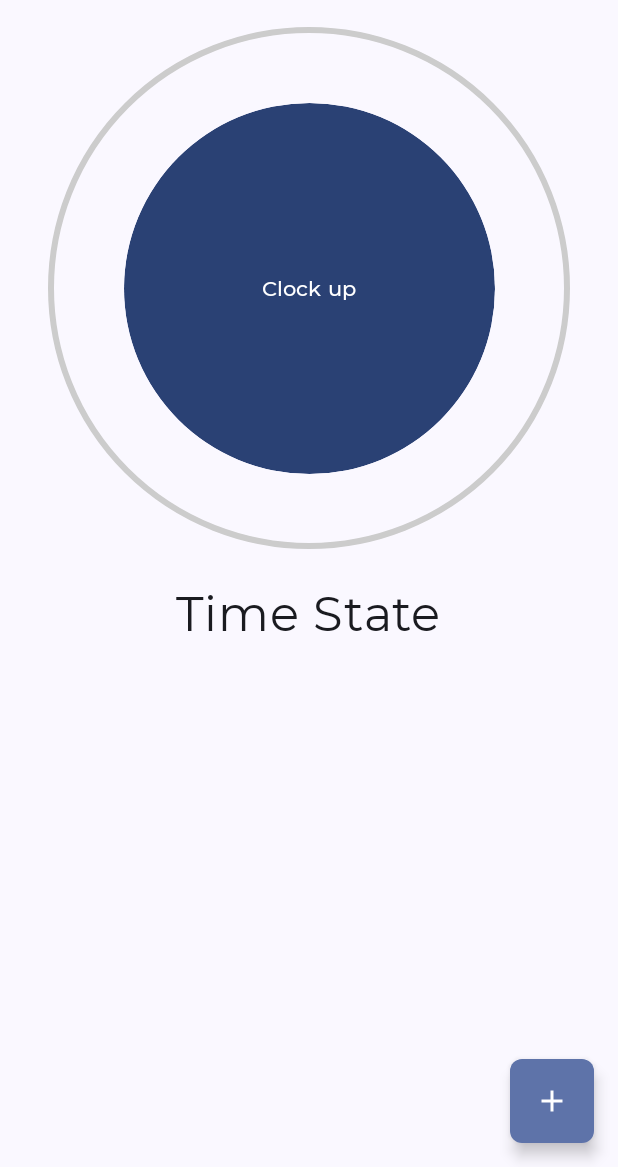
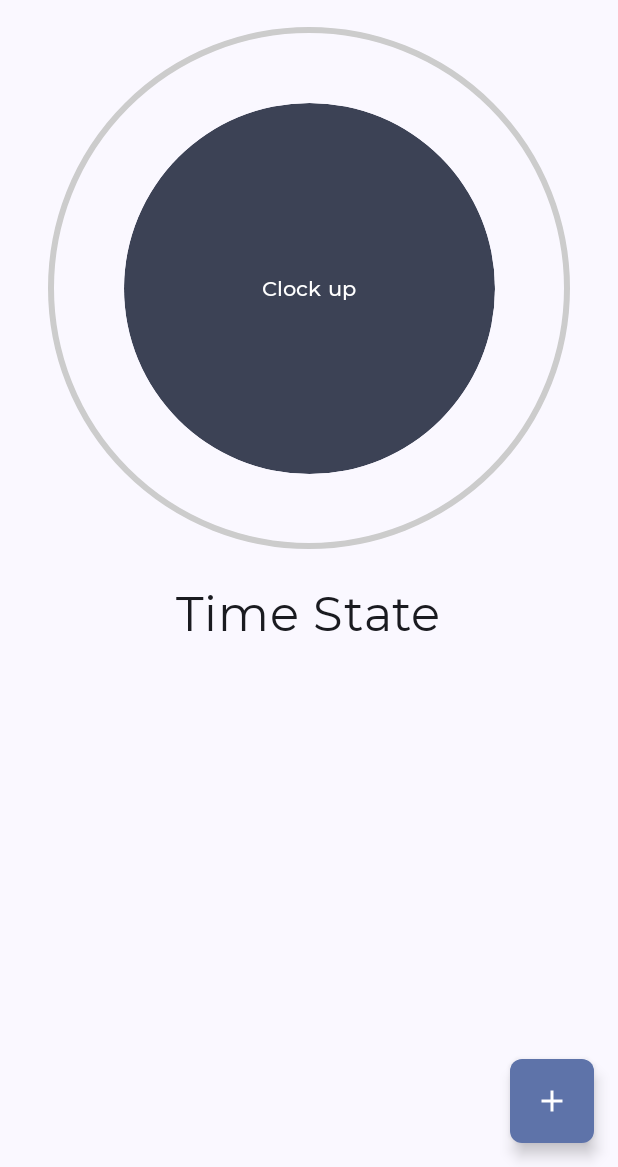
Before and after one commit to Elisszta/android_project, an Android app built with Jetpack Compose: the screen it shows after launch (MainActivity), on a phone screen of 412 x 824 dp, the part 69-1236 px from its top. Run offline under Robolectric (Android 15) with nearby library versions, the phone set to English and light mode, and no system bars; our stand-ins replace livedata-compose, window size class.

Commit message:
Clock Color Change Partly done

```diff
--- a/EveryClocked/app/build.gradle
+++ b/EveryClocked/app/build.gradle
@@ -57,9 +57,11 @@ dependencies {
     implementation 'androidx.compose.ui:ui'
     implementation 'androidx.compose.ui:ui-graphics'
     implementation 'androidx.compose.ui:ui-tooling-preview'
+    implementation 'androidx.compose.ui:ui-focus:1.4.3'
     implementation 'androidx.compose.material3:material3'
     implementation 'androidx.compose.material:material-icons-extended:1.4.3'
     implementation 'androidx.compose.material3:material3-window-size-class:1.1.0'
+    implementation 'androidx.compose.runtime:runtime-livedata:1.4.3'
     implementation 'androidx.constraintlayout:constraintlayout-compose:1.1.0-alpha09'
     implementation 'androidx.constraintlayout:constraintlayout:2.1.4'
     implementation "androidx.navigation:navigation-compose:2.5.3"
--- a/EveryClocked/app/src/main/java/com/everyclocked/home/MainPage.kt
+++ b/EveryClocked/app/src/main/java/com/everyclocked/home/MainPage.kt
@@ -5,6 +5,7 @@ import androidx.compose.animation.core.LinearEasing
 import androidx.compose.animation.core.animateIntAsState
 import androidx.compose.animation.core.tween
 import androidx.compose.foundation.Canvas
+import androidx.compose.foundation.background
 import androidx.compose.foundation.layout.Arrangement
 import androidx.compose.foundation.layout.Box
 import androidx.compose.foundation.layout.BoxWithConstraints
@@ -21,28 +22,35 @@ import androidx.compose.foundation.shape.CircleShape
 import androidx.compose.material.icons.Icons
 import androidx.compose.material.icons.filled.Add
 import androidx.compose.material3.Button
+import androidx.compose.material3.ButtonDefaults
 import androidx.compose.material3.ExperimentalMaterial3Api
 import androidx.compose.material3.FloatingActionButton
 import androidx.compose.material3.Icon
 import androidx.compose.material3.IconButton
+import androidx.compose.material3.MaterialTheme
 import androidx.compose.material3.Scaffold
 import androidx.compose.material3.Text
 import androidx.compose.material3.TopAppBar
 import androidx.compose.runtime.Composable
 import androidx.compose.runtime.DisposableEffect
 import androidx.compose.runtime.LaunchedEffect
+import androidx.compose.runtime.MutableState
+import androidx.compose.runtime.State
 import androidx.compose.runtime.getValue
 import androidx.compose.runtime.mutableStateListOf
 import androidx.compose.runtime.mutableStateOf
 import androidx.compose.runtime.remember
 import androidx.compose.runtime.setValue
+import androidx.compose.runtime.livedata.observeAsState
 import androidx.compose.ui.Alignment
 import androidx.compose.ui.Modifier
 import androidx.compose.ui.draw.clip
+import androidx.compose.ui.focus.FocusRequester
 import androidx.compose.ui.geometry.Offset
 import androidx.compose.ui.geometry.Size
 import androidx.compose.ui.graphics.Color
 import androidx.compose.ui.graphics.drawscope.Stroke
+import androidx.compose.ui.platform.LocalFocusManager
 import androidx.compose.ui.res.painterResource
 import androidx.compose.ui.unit.dp
 import androidx.compose.ui.unit.sp
@@ -58,11 +66,26 @@ import kotlin.properties.Delegates
 fun MainPage(
     clockVM: ClockViewModel,
     openDrawer: () -> Unit = {},
-    ) {
+) {
     BoxWithConstraints {
+
+
         // Adopt as more devices as possible
         val windowWidth = maxWidth
         val buttonSize = windowWidth * 3 / 5
+
+        // Custom color vars
+        val hasCc = clockVM.hasCustomColor.observeAsState()
+        val ccRed = clockVM.clockColorR.observeAsState()
+        val ccBlue = clockVM.clockColorB.observeAsState()
+        val ccGreen = clockVM.clockColorG.observeAsState()
+
+        var clockColor = MaterialTheme.colorScheme.secondary
+
+
+        if (hasCc.value!!) {
+            clockColor = Color(ccRed.value!!, ccGreen.value!!, ccBlue.value!!)
+        }
 
         // Application val
         val missionList = remember {
@@ -121,14 +144,14 @@ fun MainPage(
             clockVM.reWriteList(missionList)
         }
         LaunchedEffect(missionRemoved.value) {
-            missionList.removeIf{ it.isHidden }
+            missionList.removeIf { it.isHidden }
         }
 
         // Timer Function
         var hours by Delegates.notNull<Int>()
         var minutes by Delegates.notNull<Int>()
         var seconds by Delegates.notNull<Int>()
-        if(isTimerStart.value){
+        if (isTimerStart.value) {
             var trigger by remember { mutableStateOf(curMission.value!!.remainingTime) }
             val elapsed by animateIntAsState(
                 targetValue = trigger * 1000,
@@ -199,6 +222,8 @@ fun MainPage(
                         modifier = Modifier
                             .size(buttonSize)
                             .clip(CircleShape),
+                        colors = ButtonDefaults.buttonColors
+                            (containerColor = clockColor)
                     ) {
                         Text(displayMsg.value)
                     }
@@ -212,10 +237,12 @@ fun MainPage(
                         drawArc(
                             color = Color.LightGray,
                             startAngle = -90f,
-                            sweepAngle = if(isTimerStart.value) {
+                            sweepAngle = if (isTimerStart.value) {
                                 curMission.value!!.remainingTime /
                                         curMission.value!!.totalTime.toFloat() * 360f
-                            } else { 360f }, // set progress here
+                            } else {
+                                360f
+                            }, // set progress here
                             useCenter = false,
                             topLeft = Offset(
                                 (size.width - innerRadius * 2) / 2,
@@ -234,7 +261,7 @@ fun MainPage(
                         val formattedSec = String.format("%02d", seconds)
                         if (hours > 0) {
                             "$formattedHrs:$formattedMnt:$formattedSec"
-                        } else if(curMission.value!!.remainingTime > 0) {
+                        } else if (curMission.value!!.remainingTime > 0) {
                             "$formattedMnt:$formattedSec"
                         } else {
                             "Time is up."
--- a/EveryClocked/app/src/main/java/com/everyclocked/home/NewMissionDialog.kt
+++ b/EveryClocked/app/src/main/java/com/everyclocked/home/NewMissionDialog.kt
@@ -3,9 +3,7 @@ package com.everyclocked.home
 
 import androidx.compose.foundation.background
 import androidx.compose.foundation.layout.Box
-
 import android.widget.Toast
-
 import androidx.compose.foundation.layout.Column
 import androidx.compose.foundation.layout.Row
 import androidx.compose.foundation.layout.padding
--- a/EveryClocked/app/src/main/java/com/everyclocked/settings/SettingPage.kt
+++ b/EveryClocked/app/src/main/java/com/everyclocked/settings/SettingPage.kt
@@ -50,7 +50,7 @@ fun SettingPage(
         AboutUs(showDialog = showAbout)
     }
     if (showColor.value) {
-        ColorSelection(showDialog = showColor)
+        ColorSelection(showDialog = showColor, clockVM = clockVM)
     }
     Scaffold(
         topBar = {
--- a/EveryClocked/app/src/main/java/com/everyclocked/utils/ClockViewModel.kt
+++ b/EveryClocked/app/src/main/java/com/everyclocked/utils/ClockViewModel.kt
@@ -15,11 +15,13 @@ class ClockViewModel(application: Application): AndroidViewModel(application) {
         application.getSharedPreferences("EveryClocked", Context.MODE_PRIVATE)
     private val _isFocusMode = MutableLiveData<Boolean>()
     val isFocusMode: LiveData<Boolean> = _isFocusMode
-    private val _clockColorR = MutableLiveData<Float>()
+    private val _hasCustomColor = MutableLiveData<Boolean>()
+    val hasCustomColor: LiveData<Boolean> = _hasCustomColor
+    private val _clockColorR = MutableLiveData<Float>(0f)
     val clockColorR: LiveData<Float> = _clockColorR
-    private val _clockColorG = MutableLiveData<Float>()
+    private val _clockColorG = MutableLiveData<Float>(0f)
     val clockColorG: LiveData<Float> = _clockColorG
-    private val _clockColorB= MutableLiveData<Float>()
+    private val _clockColorB= MutableLiveData<Float>(0f)
     val clockColorB: LiveData<Float> = _clockColorB
 
     init {
@@ -27,11 +29,10 @@ class ClockViewModel(application: Application): AndroidViewModel(application) {
             sharedPreference.edit().putBoolean("focusE", true).apply()
             sharedPreference.edit().putBoolean("focusM", false).apply()
         }
-        if (!sharedPreference.contains("colorE")) {
-            _clockColorR.value = sharedPreference.getFloat("R", 0f)
-            _clockColorG.value = sharedPreference.getFloat("G", 0f)
-            _clockColorB.value = sharedPreference.getFloat("B", 0f)
-        }
+        _hasCustomColor.value = sharedPreference.getBoolean("colorE", false)
+        _clockColorR.value = sharedPreference.getFloat("R", 0f)
+        _clockColorB.value = sharedPreference.getFloat("B", 0f)
+        _clockColorG.value = sharedPreference.getFloat("G", 0f)
         if (!sharedPreference.contains("num")) {
             sharedPreference.edit().putInt("num", 0).apply()
         }
@@ -42,6 +43,17 @@ class ClockViewModel(application: Application): AndroidViewModel(application) {
     fun setRGB(R: Float, G: Float, B: Float) {
         sharedPreference.edit().putBoolean("colorE", true).apply()
         sharedPreference.edit().putFloat("R", R).putFloat("G", G).putFloat("B", B).apply()
+        _clockColorR.value = R
+        _clockColorG.value = G
+        _clockColorB.value = B
+    }
+
+    fun rmCustomColor() {
+        sharedPreference.edit().putBoolean("colorE", false).apply()
+    }
+
+    fun hasCustomColor(): Boolean {
+        return sharedPreference.getBoolean("colorE", false)
     }
 
     /** This function reads the mission list */
```
Also changed, not shown: EveryClocked/app/src/main/java/com/everyclocked/settings/ColorSelection.kt (+24 -8 lines).
